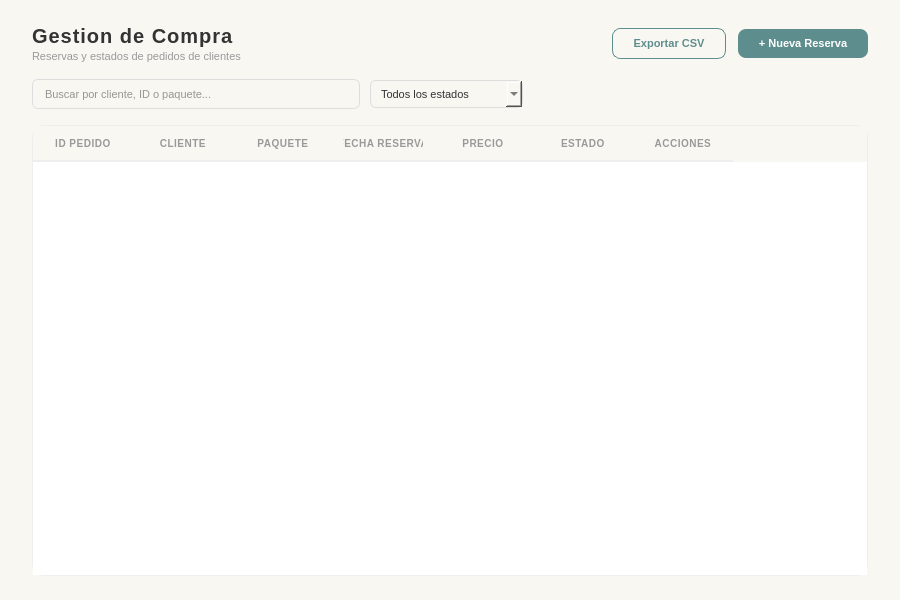
Above: src/vista/ui/vistaCompra.ui from laraanton/InSo before the change. Below: the same form after it.
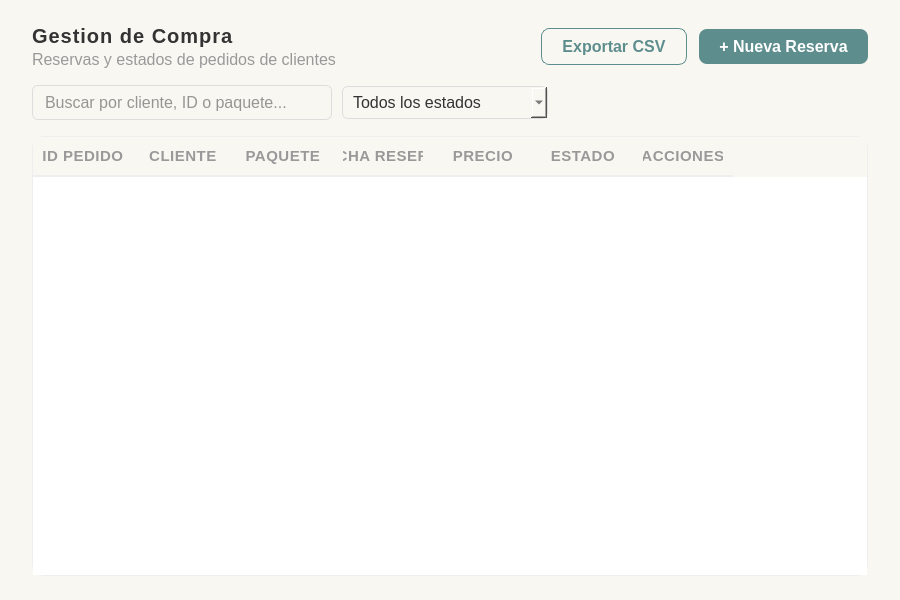
That is the form after the change.

Commit message:
Adjust font sizes in vistaCompra UI
Updated font sizes for various UI elements to improve readability.

What changed in the file:
```diff
--- a/src/vista/ui/vistaCompra.ui
+++ b/src/vista/ui/vistaCompra.ui
@@ -115,6 +115,16 @@
     border-radius: 3px;
     min-height: 20px;
 }
+QLabel#lblSeccionTitulo { font-size: 20px; }  /* se queda igual */
+QLabel#lblSeccionSub { font-size: 16px; }      /* era 11px */
+QLabel { font-size: 16px; }                    /* era 11px */
+QLineEdit { font-size: 16px; }                 /* era 11px */
+QComboBox { font-size: 16px; }                 /* era 11px */
+QTableWidget { font-size: 16px; }              /* era 11px */
+QHeaderView::section { font-size: 15px; }      /* era 10px */
+QPushButton#btnNuevaReserva { font-size: 16px; } /* era 11px */
+QPushButton#btnExportar { font-size: 16px; }   /* era 11px */
+QLabel#lblEstado { font-size: 16px; }          /* era 11px */
 QScrollBar::add-line:vertical, QScrollBar::sub-line:vertical { height: 0px; }
    </string>
   </property>
```
